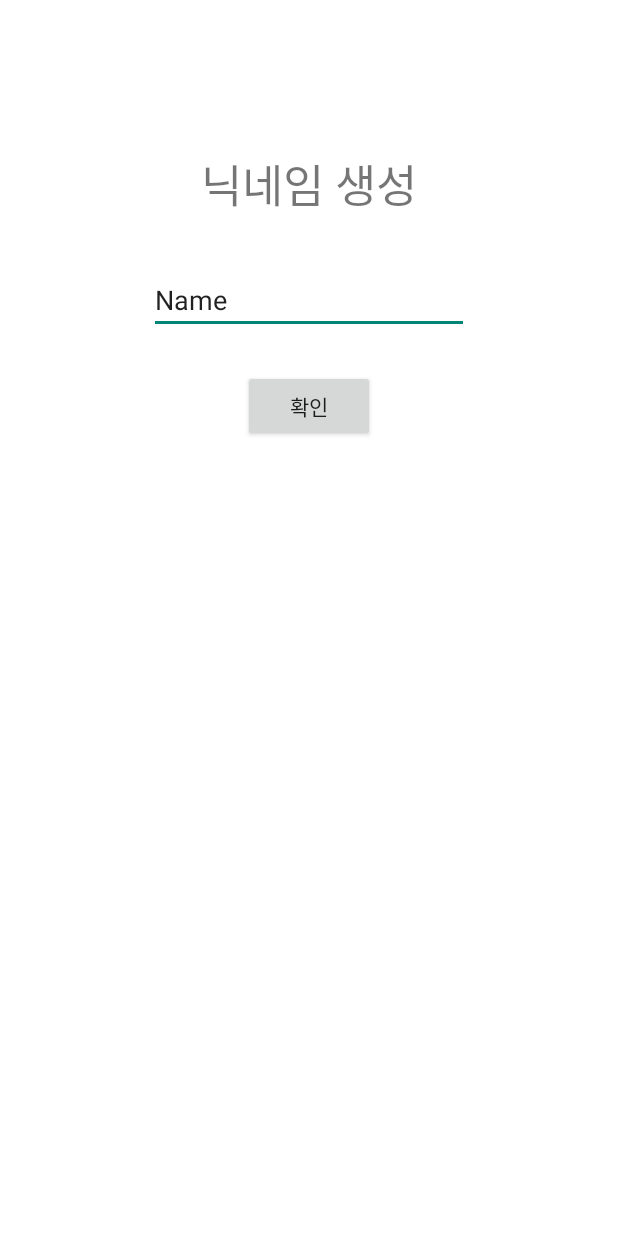
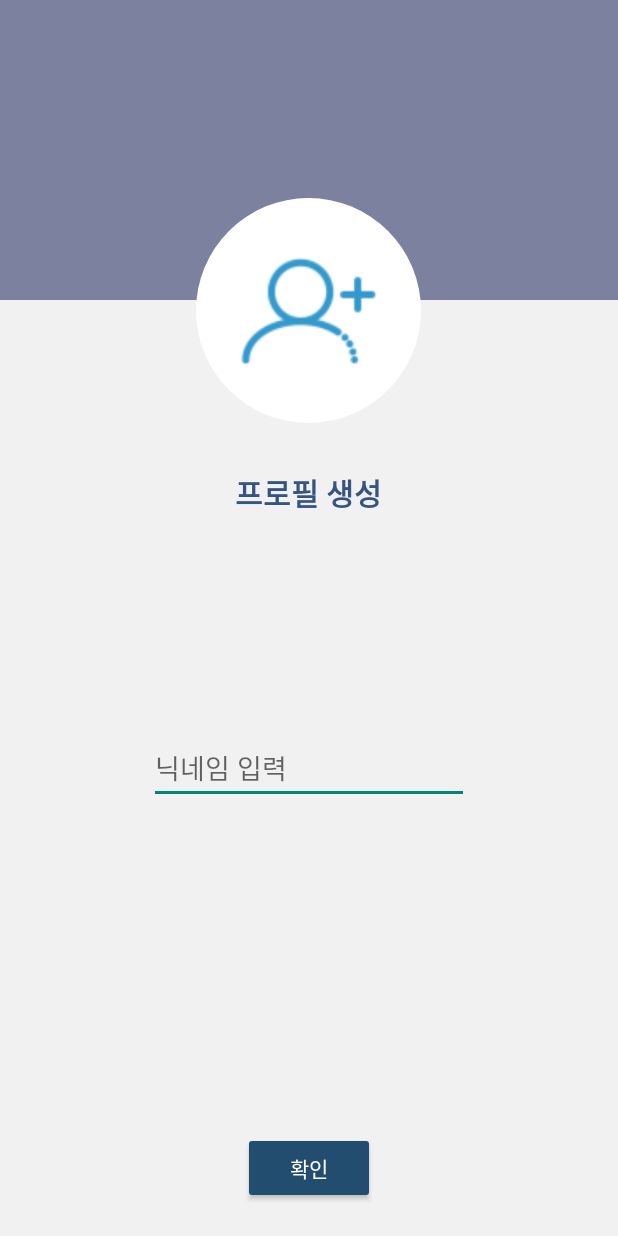
Before and after one commit to superalan89/Pholar, an Android app: the SignupActivity screen opened directly, with no data from a screen before it, on a phone screen of 412 x 824 dp. Run offline under Robolectric (Android 15) with nearby library versions, the phone set to English and light mode, and no system bars; our stand-ins replace Firebase (no records; nobody signed in at launch, a user with empty details on screens opened directly).

Commit message:
SignUp Activity 작업, 이미지 업로드 (진행중)

```diff
--- a/app/src/main/java/com/hooooong/pholar/SignupActivity.java
+++ b/app/src/main/java/com/hooooong/pholar/SignupActivity.java
@@ -1,13 +1,116 @@
 package com.hooooong.pholar;
 
+import android.content.Intent;
+import android.net.Uri;
+import android.os.Build;
+import android.os.Bundle;
+import android.os.Environment;
+import android.provider.MediaStore;
 import android.support.v7.app.AppCompatActivity;
-import android.os.Bundle;
+import android.util.Log;
+import android.view.View;
+import android.widget.Button;
+import android.widget.EditText;
+import android.widget.ImageView;
+import android.widget.RelativeLayout;
+import android.widget.TextView;
+import android.widget.Toast;
 
-public class SignupActivity extends AppCompatActivity {
+import com.google.firebase.auth.FirebaseAuth;
+import com.google.firebase.auth.FirebaseUser;
+import com.google.firebase.auth.UserProfileChangeRequest;
+import com.hooooong.pholar.view.gallery.BaseActivity;
+import com.hooooong.pholar.view.home.HomeActivity;
+
+import java.io.File;
+import java.io.IOException;
+
+public class SignupActivity extends AppCompatActivity{
+
+    private RelativeLayout layoutTop;
+    private RelativeLayout layoutBottom;
+    private TextView titleProfile;
+    private EditText txtNickname;
+    private Button btnCommit;
+    private ImageView imgProfile;
+
+    private FirebaseUser user;
+    private Uri profileUri;
+
+    /*@Override
+    public void init() {
+        setContentView(R.layout.activity_main);
+        imgProfile = (ImageView) findViewById(R.id.imgProfile);
+    }*/
 
     @Override
     protected void onCreate(Bundle savedInstanceState) {
         super.onCreate(savedInstanceState);
         setContentView(R.layout.activity_signup);
+
+        FirebaseAuth mAuth = FirebaseAuth.getInstance();
+        user = mAuth.getCurrentUser();
+
+        initView();
+        setListener();
+    }
+
+    private void initView() {
+        layoutTop = findViewById(R.id.layoutTop);
+        layoutBottom = findViewById(R.id.layoutBottom);
+        titleProfile = findViewById(R.id.titleProfile);
+        txtNickname = findViewById(R.id.txtNickname);
+        btnCommit = findViewById(R.id.btnCommit);
+        imgProfile = findViewById(R.id.imgProfile);
+    }
+
+    private void setListener(){
+        imgProfile.setOnClickListener(new View.OnClickListener() {
+            @Override
+            public void onClick(View v) {
+                //startActivityForResult(,);
+            }
+        });
+
+        btnCommit.setOnClickListener(new View.OnClickListener() {
+            @Override
+            public void onClick(View v) {
+                UserProfileChangeRequest profile = new UserProfileChangeRequest.Builder()
+                        .setDisplayName(txtNickname.getText().toString())
+                        .setPhotoUri(profileUri)
+                        .build();
+
+                // 추가 데이터베이스 관리
+                user.updateProfile(profile);
+
+                Intent intent = new Intent(v.getContext(), HomeActivity.class);
+                startActivity(intent);
+            }
+        });
+    }
+
+    // 프로필 이미지 업로드
+
+    private static final int REQ_GALLERY = 333;
+
+    private void imgProfile(View view) {
+        Intent intent = new Intent(Intent.ACTION_PICK, MediaStore.Images.Media.EXTERNAL_CONTENT_URI);
+        startActivityForResult(intent, REQ_GALLERY);
+    }
+
+    @Override
+    protected void onActivityResult (int requestCode, int resultCode, Intent data) {
+        super.onActivityResult(requestCode, resultCode, data);
+        if(resultCode == RESULT_OK) {
+            Uri imageUri = null;
+            switch (requestCode) {
+                case REQ_GALLERY:
+                    if(data != null) {
+                        imageUri = data.getData();
+                        imgProfile.setImageURI(imageUri);
+                    }
+                    break;
+            }
+        }
     }
 }
--- a/app/src/main/java/com/hooooong/pholar/view/gallery/BaseActivity.java
+++ b/app/src/main/java/com/hooooong/pholar/view/gallery/BaseActivity.java
@@ -1,5 +1,6 @@
 package com.hooooong.pholar.view.gallery;
 
+import android.Manifest;
 import android.content.pm.PackageManager;
 import android.os.Build;
 import android.os.Bundle;
@@ -14,7 +15,9 @@ import java.util.List;
 public abstract class BaseActivity extends AppCompatActivity {
 
     private static final int REQ_CODE = 999;
-    private static String permissions[];
+    private static String permissions[] = {
+        Manifest.permission.WRITE_EXTERNAL_STORAGE
+    };
 
     public abstract void init();
 
--- /dev/null
+++ b/app/src/main/res/drawable/round_profile.xml
@@ -0,0 +1,19 @@
+<?xml version="1.0" encoding="utf-8"?>
+
+<shape xmlns:android="http://schemas.android.com/apk/res/android"
+    android:shape="oval">
+
+    <solid android:color="#ffffff" />
+    <corners android:radius="2dp"/>
+
+    <size
+        android:height="80dp"
+        android:width="80dp" />
+
+    <padding
+        android:bottom="0dp"
+        android:left="0dp"
+        android:right="0dp"
+        android:top="0dp" />
+
+</shape>
--- a/app/src/main/res/layout/activity_signin.xml
+++ b/app/src/main/res/layout/activity_signin.xml
@@ -22,6 +22,7 @@
         app:layout_constraintStart_toStartOf="parent"
         app:layout_constraintTop_toTopOf="parent" />
 
+    <!-- 페이스북 연동 로그인 (예정)
     <Button
         android:id="@+id/btn_LoginFacebook"
         android:layout_width="0dp"
@@ -36,9 +37,11 @@
         app:layout_constraintBottom_toTopOf="@+id/btn_LoginGoogle"
         app:layout_constraintEnd_toEndOf="parent"
         app:layout_constraintStart_toStartOf="parent" />
+        -->
+
 
     <com.google.android.gms.common.SignInButton
-        android:id="@+id/btn_LoginGoogle"
+        android:id="@+id/btnLoginGoogle"
         android:layout_width="0dp"
         android:layout_height="wrap_content"
         android:layout_marginBottom="16dp"
--- a/app/src/main/res/layout/activity_signup.xml
+++ b/app/src/main/res/layout/activity_signup.xml
@@ -1,47 +1,65 @@
-<?xml version="1.0" encoding="utf-8"?>
-<android.support.constraint.ConstraintLayout xmlns:android="http://schemas.android.com/apk/res/android"
+<RelativeLayout xmlns:android="http://schemas.android.com/apk/res/android"
     xmlns:app="http://schemas.android.com/apk/res-auto"
-    xmlns:tools="http://schemas.android.com/tools"
     android:layout_width="match_parent"
-    android:layout_height="match_parent"
-    tools:context="com.hooooong.pholar.SignupActivity">
+    android:layout_height="match_parent" >
+
+    <RelativeLayout
+        android:id="@+id/layoutTop"
+        android:layout_width="match_parent"
+        android:layout_height="200dp"
+        android:background="#7b819f"></RelativeLayout>
+
+    <RelativeLayout
+        android:id="@+id/layoutBottom"
+        android:layout_width="match_parent"
+        android:layout_height="0dp"
+        android:layout_alignParentBottom="true"
+        android:layout_below="@+id/layoutTop"
+        android:background="#f1f1f1">
 
         <TextView
-        android:id="@+id/textView3"
+            android:id="@+id/titleProfile"
             android:layout_width="wrap_content"
             android:layout_height="wrap_content"
-        android:layout_marginEnd="8dp"
-        android:layout_marginStart="8dp"
-        android:layout_marginTop="100dp"
-        android:text="닉네임 생성"
-        android:textSize="30sp"
-        app:layout_constraintEnd_toEndOf="parent"
-        app:layout_constraintStart_toStartOf="parent"
-        app:layout_constraintTop_toTopOf="parent" />
+            android:layout_alignParentTop="true"
+            android:layout_centerHorizontal="true"
+            android:layout_marginTop="113dp"
+            android:text="프로필 생성"
+            android:textColor="#355482"
+            android:textSize="20dp"
+            android:textStyle="bold" />
 
         <EditText
-        android:id="@+id/editText"
+            android:id="@+id/txtNickname"
             android:layout_width="wrap_content"
             android:layout_height="wrap_content"
-        android:layout_marginEnd="8dp"
-        android:layout_marginStart="8dp"
-        android:layout_marginTop="32dp"
+            android:layout_centerHorizontal="true"
+            android:layout_centerVertical="true"
             android:ems="10"
-        android:inputType="textPersonName"
-        android:text="Name"
-        app:layout_constraintEnd_toEndOf="parent"
-        app:layout_constraintStart_toStartOf="parent"
-        app:layout_constraintTop_toBottomOf="@+id/textView3" />
+            android:hint="닉네임 입력"
+            android:inputType="textPersonName" />
 
         <Button
-        android:id="@+id/button2"
+            android:id="@+id/btnCommit"
             android:layout_width="wrap_content"
             android:layout_height="wrap_content"
-        android:layout_marginEnd="8dp"
-        android:layout_marginStart="8dp"
-        android:layout_marginTop="24dp"
+            android:layout_alignParentBottom="true"
+            android:layout_centerHorizontal="true"
+            android:layout_marginBottom="21dp"
+            android:backgroundTint="#234d6e"
             android:text="확인"
-        app:layout_constraintEnd_toEndOf="parent"
-        app:layout_constraintStart_toStartOf="parent"
-        app:layout_constraintTop_toBottomOf="@+id/editText" />
-</android.support.constraint.ConstraintLayout>
+            android:textColor="@color/colorWhite" />
+    </RelativeLayout>
+
+    <ImageView
+        android:id="@+id/imgProfile"
+        android:layout_width="150dp"
+        android:layout_height="150dp"
+        android:layout_alignParentTop="true"
+        android:layout_centerHorizontal="true"
+        android:layout_marginTop="132dp"
+        android:adjustViewBounds="true"
+        android:background="@drawable/round_profile"
+        app:srcCompat="@drawable/profile_person"
+    />
+</RelativeLayout>
--- a/app/src/main/res/layout/fragment_list.xml
+++ b/app/src/main/res/layout/fragment_list.xml
@@ -70,7 +70,7 @@
                         app:layout_constraintTop_toBottomOf="@+id/textView3" />
 
                     <TextView
-                        android:id="@+id/textView3"
+                        android:id="@+id/title_Profile"
                         android:layout_width="wrap_content"
                         android:layout_height="wrap_content"
                         android:layout_marginStart="8dp"
--- /dev/null
+++ b/app/src/main/res/xml/file_path.xml
@@ -0,0 +1,4 @@
+<?xml version="1.0" encoding="utf-8"?>
+<paths>
+    <external-path name="Camera" path="CameraN"></external-path>
+</paths>
```
Also changed, not shown: app/src/main/AndroidManifest.xml (+14 -0 lines), app/src/main/java/com/hooooong/pholar/SigninActivity.java (+5 -4 lines), app/src/main/res/drawable/profile_person.png (added). Lines whose indentation alone changed are shown as unchanged.
